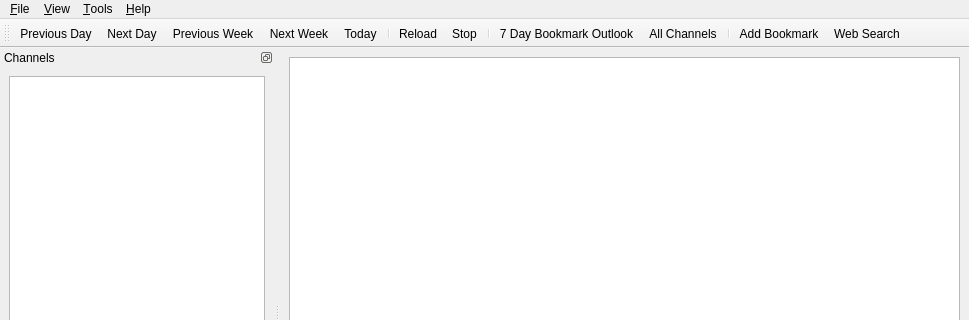
Old version of the form src/mainwindow.ui in the repository rweather/tvguide; both pictures show x 0 to 969 and y 0 to 320 of the 969 by 600 pixel window.
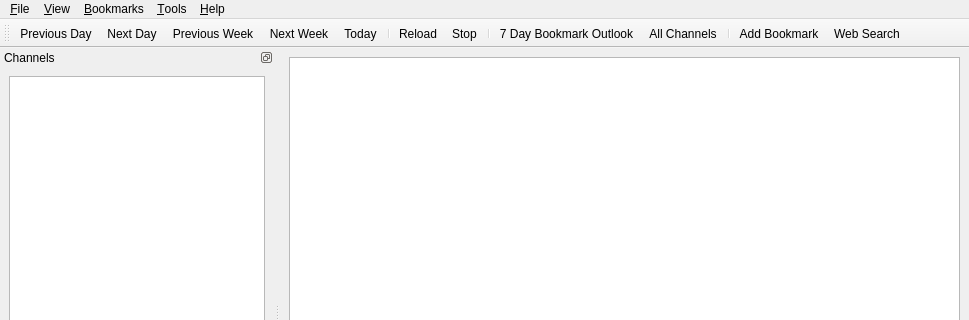
New version of the form. Icons and pictures are not drawn.

Commit message: Improve support for partial bookmark matches

Diff of the .ui file:
```diff
--- a/src/mainwindow.ui
+++ b/src/mainwindow.ui
@@ -90,8 +90,19 @@
     <addaction name="actionHelp"/>
     <addaction name="actionAbout"/>
    </widget>
+   <widget class="QMenu" name="menu_Bookmarks">
+    <property name="title">
+     <string>&amp;Bookmarks</string>
+    </property>
+    <addaction name="actionAddBookmark"/>
+    <addaction name="actionOrganizeBookmarks"/>
+    <addaction name="separator"/>
+    <addaction name="action7DayOutlook"/>
+    <addaction name="actionShowPartialMatches"/>
+   </widget>
    <addaction name="menuFile"/>
    <addaction name="menuView"/>
+   <addaction name="menu_Bookmarks"/>
    <addaction name="menu_Tools"/>
    <addaction name="menu_Help"/>
   </widget>
```
Left out of the diff: 15 changed lines with no effect on the pictures. The commit also changes 10 other files.
